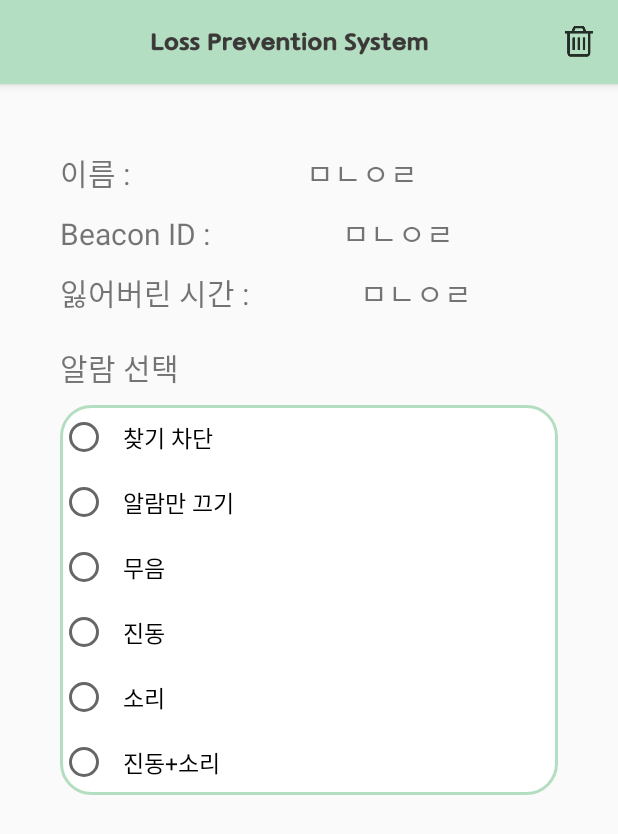
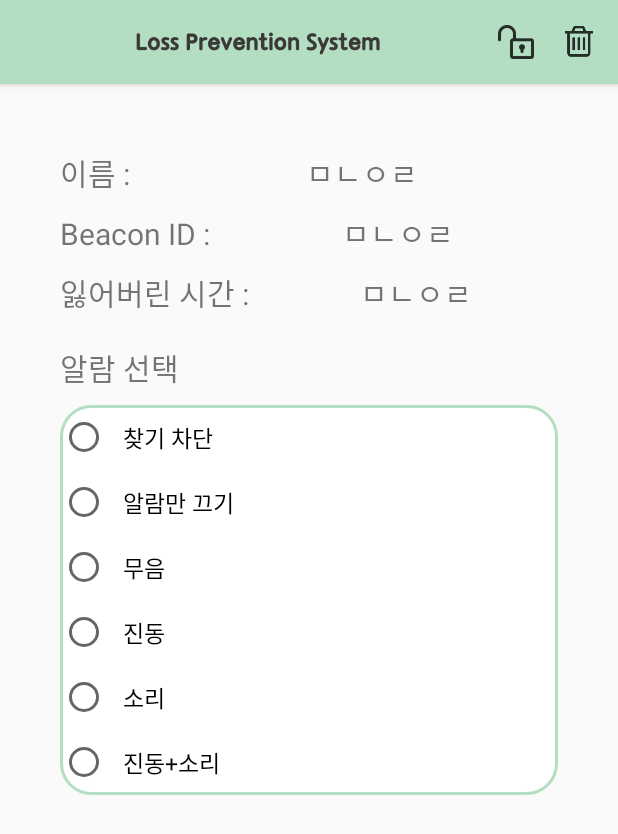
Before and after one commit to chocomaros/Loss-Prevention-System, an Android app: the ItemInfoDetailActivity screen opened directly, with no data from a screen before it, on a phone screen of 412 x 824 dp. Shown: the top 834 px of the screen. Run offline under Robolectric (Android 15) with nearby library versions, the phone set to English and light mode, and no system bars; libraries missing offline, so code that uses them is left out: java.security.acl; 5 statements that could not run were skipped.

Commit message:
회원탈퇴 다시 물어보기 / 자동로그인은 로그인했을때 무조건/ 로그인 상태 아닐때에는 백그라운드 x / 물건 잠그는 UI

```diff
--- a/app/src/main/AndroidManifest.xml
+++ b/app/src/main/AndroidManifest.xml
@@ -40,7 +40,7 @@
             android:theme="@style/AppTheme.NoActionBar" />
         <activity
             android:name=".RegisterActivity"
-            android:label="RegisterActivity"
+            android:label="물건 등록하기"
             android:theme="@style/AppTheme.NoActionBar" />
         <activity
             android:name=".PutItemToGroupActivity"
--- a/app/src/main/java/com/example/yena/losspreventionsystem/ItemInfoDetailActivity.java
+++ b/app/src/main/java/com/example/yena/losspreventionsystem/ItemInfoDetailActivity.java
@@ -26,7 +26,7 @@ public class ItemInfoDetailActivity extends AppCompatActivity {
     private ItemInfo itemInfo;
     private TextView tvName, tvBeaconID, tvLossTime;
     private RadioGroup rgAlarm;
-    private ImageButton ibDelete;
+    private ImageButton ibDelete, ibLock;
 
     @Override
     protected void onCreate(Bundle savedInstanceState) {
@@ -49,6 +49,7 @@ public class ItemInfoDetailActivity extends AppCompatActivity {
         tvLossTime = (TextView)findViewById(R.id.tv_item_detail_loss_time);
         rgAlarm = (RadioGroup)findViewById(R.id.rg_item_detail_alarm);
         ibDelete = (ImageButton)findViewById(R.id.ib_delete_item);
+        ibLock = (ImageButton)findViewById(R.id.ib_lock_item);
 
         tvName.setText(itemInfo.name);
         tvBeaconID.setText(itemInfo.beaconID);
@@ -60,6 +61,13 @@ public class ItemInfoDetailActivity extends AppCompatActivity {
 
             tvLossTime.setText(sdf.format(new Date(itemInfo.lossTime.getTimeInMillis())));
         }
+
+        ibLock.setOnClickListener(new View.OnClickListener() {
+            @Override
+            public void onClick(View v) {
+
+            }
+        });
 
         ibDelete.setOnClickListener(new View.OnClickListener() {
             @Override
--- a/app/src/main/res/layout/activity_item_info_detail.xml
+++ b/app/src/main/res/layout/activity_item_info_detail.xml
@@ -29,7 +29,17 @@
                     android:layout_height="wrap_content"
                     android:layout_centerVertical="true"
                     android:background="@drawable/image_title"
-                    android:layout_toLeftOf="@+id/ib_delete_item" />
+                    android:layout_toLeftOf="@+id/ib_lock_item" />
+
+                <ImageButton
+                    android:id="@+id/ib_lock_item"
+                    android:layout_width="wrap_content"
+                    android:layout_height="wrap_content"
+                    android:layout_centerVertical="true"
+                    android:layout_marginRight="10dp"
+                    android:layout_toLeftOf="@+id/ib_delete_item"
+                    android:background="@drawable/ic_unlock"/>
+
 
                 <ImageButton
                     android:id="@+id/ib_delete_item"
--- a/app/src/main/res/values/strings.xml
+++ b/app/src/main/res/values/strings.xml
@@ -1,7 +1,7 @@
 <resources>
     <string name="app_name">Loss Prevention System</string>
     <string name="action_settings">환경설정</string>
-    <string name="title_activity_sign_up">SignUpActivity</string>
+    <string name="title_activity_sign_up">회원 가입</string>
 
     <!-- TODO: Remove or change this placeholder text -->
     <string name="hello_blank_fragment">Hello blank fragment</string>
```
Also changed, not shown: app/src/main/java/com/example/yena/losspreventionsystem/LPSService.java (+9 -0 lines), app/src/main/java/com/example/yena/losspreventionsystem/LoginActivity.java (+16 -19 lines), app/src/main/java/com/example/yena/losspreventionsystem/SettingFragment.java (+35 -4 lines), app/src/main/res/layout/activity_login.xml (+11 -10 lines), app/src/main/res/drawable-hdpi/ic_lock.png (added), app/src/main/res/drawable-hdpi/ic_unlock.png (added), app/src/main/res/drawable-mdpi/ic_lock.png (added), app/src/main/res/drawable-mdpi/ic_unlock.png (added), app/src/main/res/drawable-xhdpi/ic_lock.png (added), app/src/main/res/drawable-xhdpi/ic_unlock.png (added), app/src/main/res/drawable-xxhdpi/ic_lock.png (added), app/src/main/res/drawable-xxhdpi/ic_unlock.png (added).
